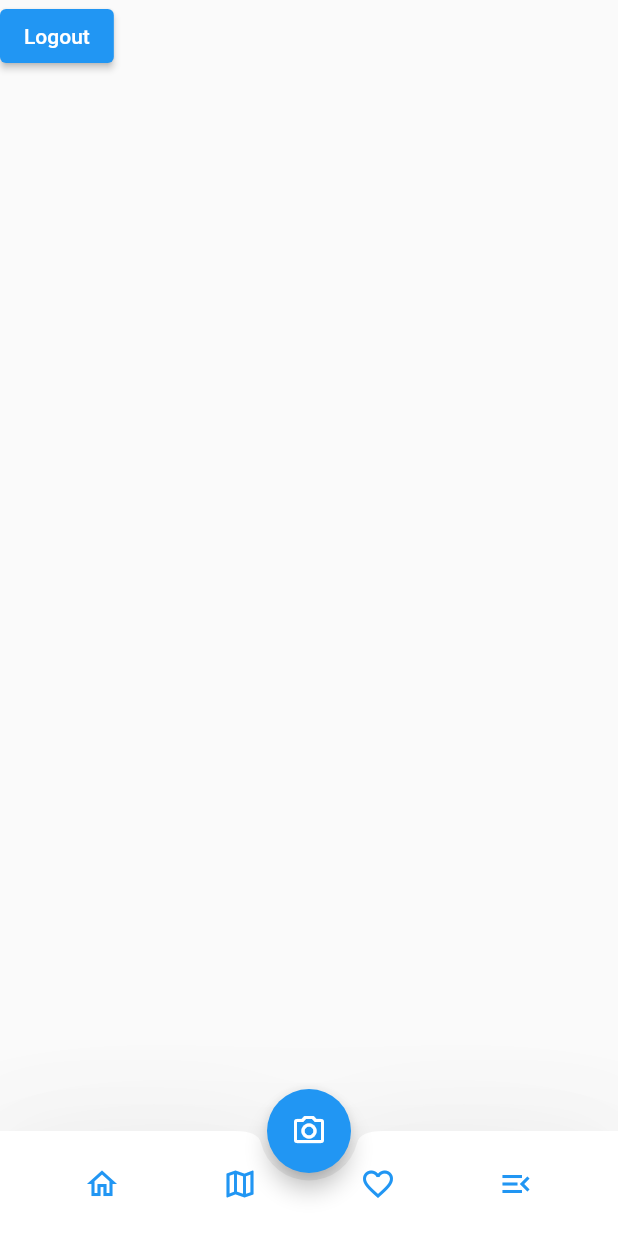
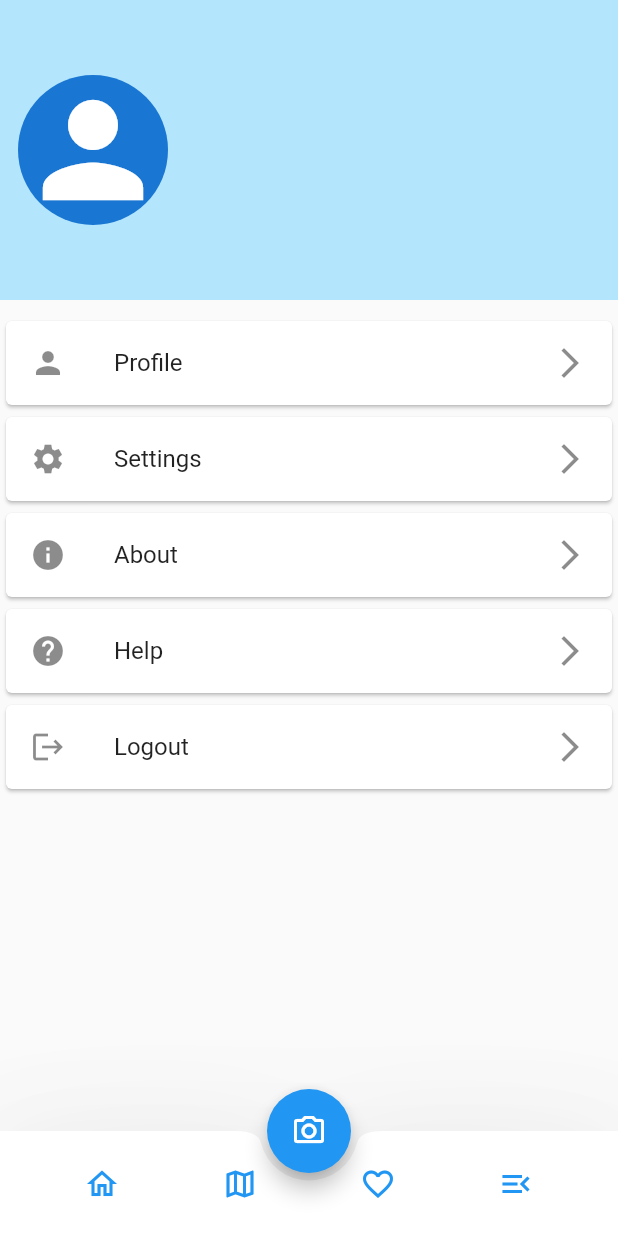
Before and after one commit to markabano/a_tour_action, a Flutter app: the MenuScreen screen opened directly, on a phone screen of 412 x 824 dp. Run offline on Flutter 3.47's test engine with Material 2 defaults, Android fonts, the phone set to English and light mode, and no system bars; our stand-ins replace carousel_slider, firebase_auth, firebase_core, google_maps_flutter; accounts and stored records are empty.

Commit message:
menu screen options

```diff
--- a/lib/screens/menu_screen.dart
+++ b/lib/screens/menu_screen.dart
@@ -1,3 +1,5 @@
+import 'dart:math';
+
 import 'package:firebase_auth/firebase_auth.dart';
 import 'package:flutter/material.dart';
 import '../widgets/bottom_navigation.dart';
@@ -12,16 +14,82 @@ class MenuScreen extends StatefulWidget {
 }
 
 class _MenuScreenState extends State<MenuScreen> {
+  final name = FirebaseAuth.instance.currentUser!.email!.split('@')[0];
+
   @override
   Widget build(BuildContext context) {
     return Scaffold(
       body: SafeArea(
         child: Column(
           children: [
-            ElevatedButton(
-              onPressed: logout,
-              child: const Text('Logout'),
-            )
+            Container(
+              alignment: Alignment.centerLeft,
+              width: double.infinity,
+              height: 200,
+              color: Colors.lightBlue[100],
+              child: Padding(
+                padding: EdgeInsets.all(12.0),
+                child: Row(
+                  children: [
+                    const CircleAvatar(
+                      radius: 50,
+                      child: Icon(
+                        Icons.person,
+                        size: 100,
+                      ),
+                    ),
+                    const SizedBox(width: 20),
+                    Text(
+                      name,
+                      style: TextStyle(
+                        fontSize: 30,
+                        fontWeight: FontWeight.bold,
+                        color: Colors.grey[700],
+                      ),
+                    ),
+                  ],
+                ),
+              ),
+            ),
+            const SizedBox(height: 10),
+            const Card(
+              child: ListTile(
+                leading: const Icon(Icons.person),
+                title: const Text('Profile'),
+                trailing: const Icon(Icons.arrow_forward_ios),
+              ),
+            ),
+            const Card(
+              child: ListTile(
+                leading: const Icon(Icons.settings),
+                title: const Text('Settings'),
+                trailing: const Icon(Icons.arrow_forward_ios),
+              ),
+            ),
+            const Card(
+              child: ListTile(
+                leading: const Icon(Icons.info),
+                title: const Text('About'),
+                trailing: const Icon(Icons.arrow_forward_ios),
+              ),
+            ),
+            const Card(
+              child: ListTile(
+                leading: const Icon(Icons.help),
+                title: const Text('Help'),
+                trailing: const Icon(Icons.arrow_forward_ios),
+              ),
+            ),
+            GestureDetector(
+              onTap: logout,
+              child: const Card(
+                child: ListTile(
+                  leading: const Icon(Icons.logout),
+                  title: const Text('Logout'),
+                  trailing: const Icon(Icons.arrow_forward_ios),
+                ),
+              ),
+            ),
           ],
         ),
       ),
```
